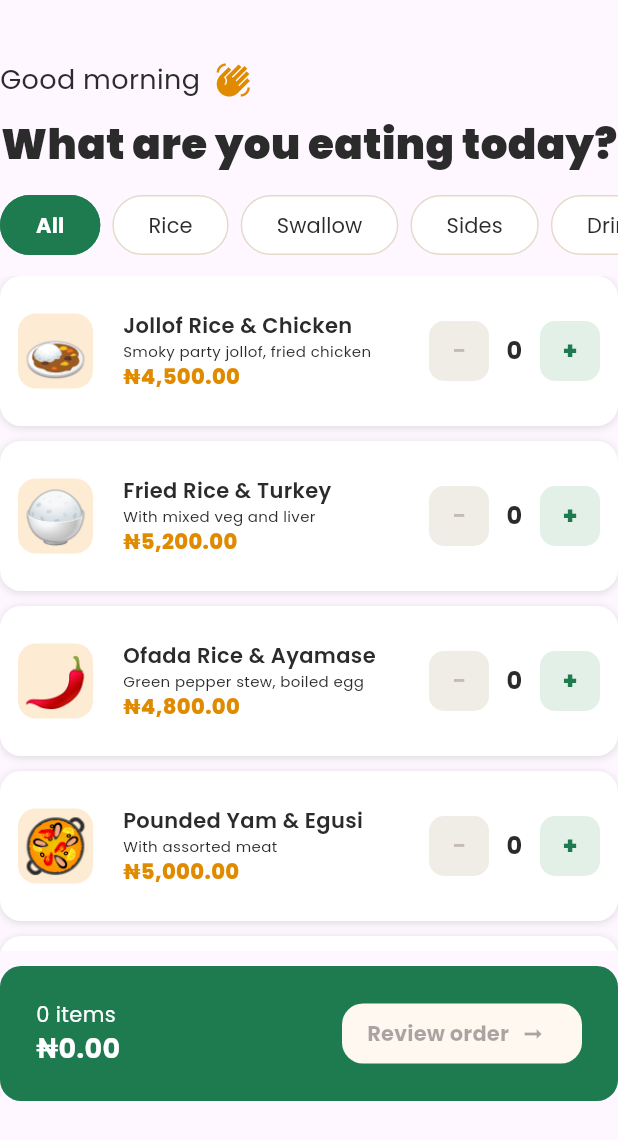
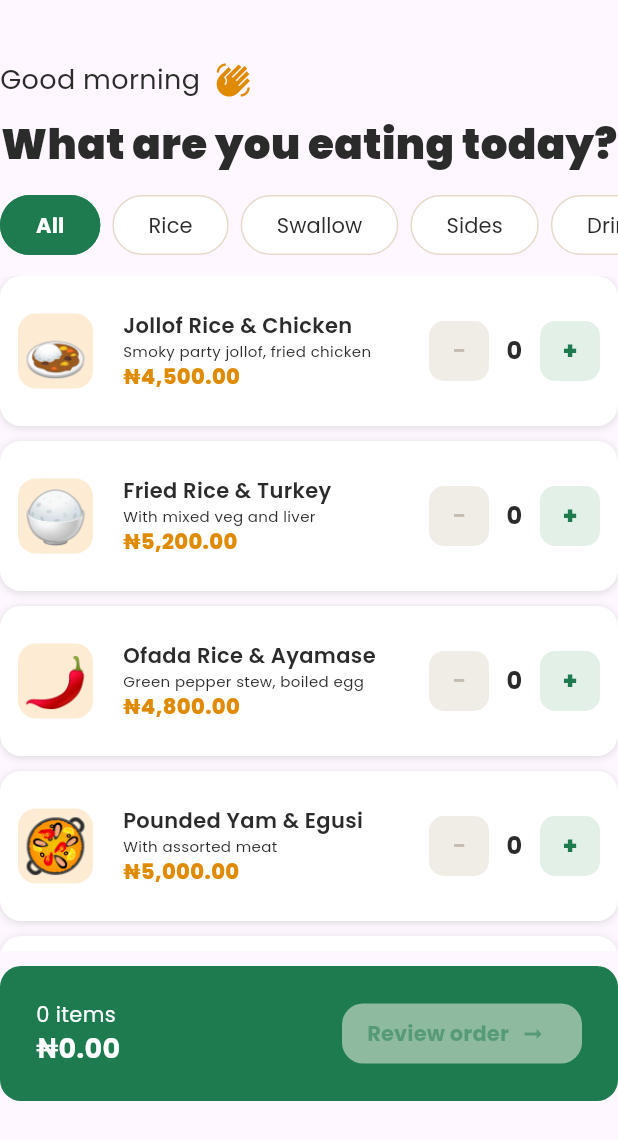
Before and after one commit to gitpeters/mama_put, a Flutter app: the MenuScreen widget shown alone on an empty page, opened directly with empty values, on a phone screen of 412 x 824 dp. Shown: the top 1140 px of the screen. Run offline on Flutter 3.47's test engine with Material 3 defaults, Android fonts, the phone set to English and light mode, and no system bars; our stand-ins replace dotted_border, google_fonts.

Commit message:
Handled empty cart button press leading to error

```diff
--- a/lib/screens/menu_screen.dart
+++ b/lib/screens/menu_screen.dart
@@ -174,13 +174,19 @@ class _MenuScreenState extends State<MenuScreen> {
                       ),
                       OutlinedButton.icon(
                         iconAlignment: IconAlignment.end,
-                        onPressed: cart.isEmpty ? null :() => widget.placeOrder(lines),
+                        onPressed: cart.isEmpty
+                            ? null
+                            : () => widget.placeOrder(lines),
                         style: OutlinedButton.styleFrom(
                           backgroundColor: Color(0xFFFFF8F0),
                           foregroundColor: Color(0xFF1E7B4F),
+                          disabledBackgroundColor: const Color(0xFFFFF8F0)
+                              .withValues(alpha: 0.5),
+                          disabledForegroundColor: const Color(0xFF1E7B4F)
+                              .withValues(alpha: 0.5),
                           side: BorderSide.none,
                           shape: const RoundedRectangleBorder(
-                            borderRadius: BorderRadius.all(Radius.circular(14))
+                            borderRadius: BorderRadius.all(Radius.circular(14)),
                           ),
                           // padding: EdgeInsets.all(15),
                           fixedSize: Size(160, 20),
```
